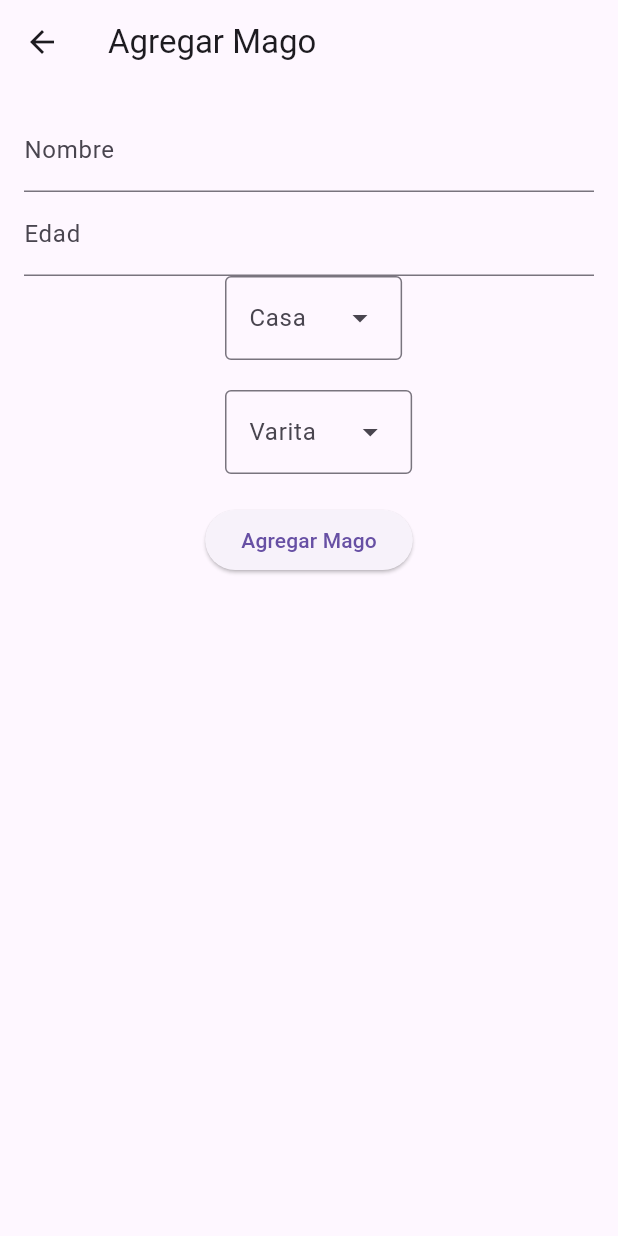
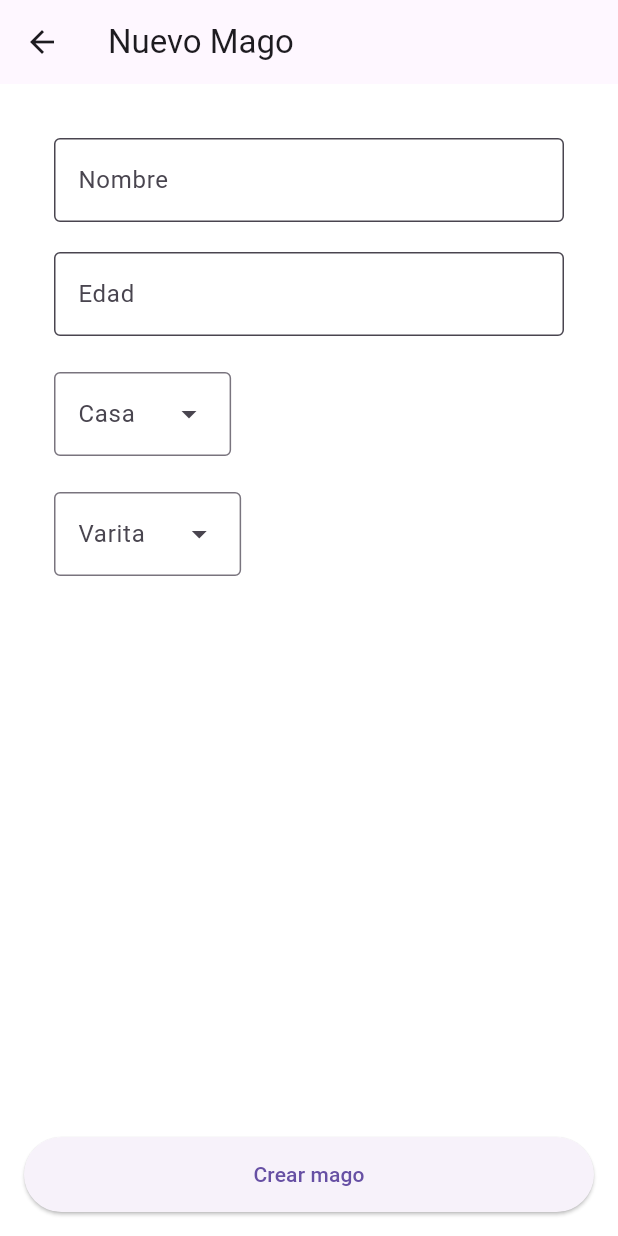
Before and after one commit to olga3emes/hogwarts_crud2, a Flutter app: the WizardListScreen screen opened directly, after a tap on the "add" icon, on a phone screen of 412 x 824 dp. Run offline on Flutter 3.47's test engine with Material 3 defaults, Android fonts, the phone set to English and light mode, and no system bars; our stand-ins replace supabase_flutter; accounts and stored records are empty.

Commit message:
Encontrar el error

```diff
--- a/lib/screens/wizard_form_screen.dart
+++ b/lib/screens/wizard_form_screen.dart
@@ -1,40 +1,38 @@
 import 'package:flutter/material.dart';
-import 'package:hogwarts_crud2/models/house.dart';
-import 'package:hogwarts_crud2/services/wand_service.dart';
 import '../models/wizard.dart';
+import '../models/house.dart';
 import '../models/wand.dart';
-import '../models/house.dart';
 import '../services/wizard_service.dart';
 import '../services/house_service.dart';
 import '../services/wand_service.dart';
 
-import 'wizard_list_screen.dart';
+class WizardFormScreen extends StatefulWidget {
+  final Wizard? wizard;
+  final VoidCallback onSaved;
 
-class WizardFormScreen extends StatefulWidget {
-  final Wizard? wizard; // Si es null, es para crear. Si no, para editar.
-  final VoidCallback
-  onSave; // Callback para refrescar la lista después de guardar.
-
-  const WizardFormScreen({super.key, this.wizard, required this.onSave});
+  const WizardFormScreen({super.key, this.wizard, required this.onSaved});
 
   @override
   State<WizardFormScreen> createState() => _WizardFormScreenState();
 }
 
 class _WizardFormScreenState extends State<WizardFormScreen> {
-  final service = WizardService();
+// Controladores para los campos de texto
   final nameCtrl = TextEditingController();
   final ageCtrl = TextEditingController();
-  final houseCtrl = TextEditingController();
-  final wandWoodCtrl = TextEditingController();
-  final wandCoreCtrl = TextEditingController();
+  // Servicios para manejar datos de magos, casas y varitas
 
-  final WandService wandService = WandService();
-  final HouseService houseService = HouseService();
+  final formKey = GlobalKey<FormState>();
+
+  final wizardService = WizardService();
+  final houseService = HouseService();
+  final wandService = WandService();
+
+//Lista de casas y varitas para los dropdowns
   List<House> houses = [];
   List<Wand> wands = [];
 
-  // Vamos a cargar las casas y varitas para mostrarlas en los dropdowns
+//Variables para guardar la selección actual de los dropdowns
   String? selectedHouseId;
   String? selectedWandId;
 
@@ -45,8 +43,8 @@ class _WizardFormScreenState extends State<WizardFormScreen> {
   }
 
   Future<void> loadData() async {
-    final houses = await houseService.getHouses();
-    final wands = await wandService.getWands();
+    houses = await houseService.getHouses();
+    wands = await wandService.getWands();
 
     if (widget.wizard != null) {
       final w = widget.wizard!;
@@ -56,14 +54,13 @@ class _WizardFormScreenState extends State<WizardFormScreen> {
       selectedWandId = w.wandId;
     }
 
-    if(mounted) { // Verificamos que el widget sigue en pantalla antes de actualizar el estado
-      setState(() {});
-    }
+    if (mounted) setState(() {});
   }
 
   @override
   Widget build(BuildContext context) {
     final isEdit = widget.wizard != null;
+
     // Tema local para dar formato tipo TextField a los DropdownMenu
     final dropdownTheme = Theme.of(context).copyWith(
       inputDecorationTheme: const InputDecorationTheme(
@@ -77,49 +74,134 @@ class _WizardFormScreenState extends State<WizardFormScreen> {
     );
 
     return Scaffold(
-      appBar: AppBar(title: Text(isEdit ? 'Editar Mago' : 'Agregar Mago')),
-      body: Padding(
-        padding: const EdgeInsets.all(16.0),
-        child: Column(
-          children: [
-            TextField(
-              controller: nameCtrl,
-              decoration: const InputDecoration(labelText: 'Nombre'),
+      backgroundColor: Colors.white,
+      appBar: AppBar(title: Text(isEdit ? "Editar Mago" : "Nuevo Mago")),
+
+      // ------------------------------
+      // Botón FIJO abajo
+      // ------------------------------
+      bottomNavigationBar: SafeArea(
+        minimum: const EdgeInsets.all(16),
+        child: SizedBox(
+          height: 50,
+          width: double.infinity,
+          child: ElevatedButton(
+            onPressed: () async {
+              if (!formKey.currentState!.validate()) return;
+
+              final name = nameCtrl.text;
+              final age = int.parse(ageCtrl.text);
+
+              if (isEdit) {
+                await wizardService.updateWizard(
+                  widget.wizard!.id,
+                  name,
+                  age,
+                  selectedHouseId,
+                  selectedWandId,
+                );
+              } else {
+                await wizardService.addWizard(
+                  name,
+                  age,
+                  selectedHouseId ?? "",
+                  selectedWandId ?? "",
+                );
+              }
+
+              if (!mounted) return;
+              widget.onSaved();
+              Navigator.of(context).pop();
+            },
+            child: Text(isEdit ? "Guardar cambios" : "Crear mago"),
           ),
-            TextField(
-              controller: ageCtrl,
-              decoration: const InputDecoration(labelText: 'Edad'),
-              keyboardType: TextInputType.number,
+        ),
       ),
 
+      // ------------------------------
+      // FORMULARIO SCROLLEABLE
+      // ------------------------------
+      body: Padding(
+        padding: const EdgeInsets.all(16),
+
+        child: SingleChildScrollView(
+          child: Container(
+            padding: const EdgeInsets.all(20),
+            decoration: BoxDecoration(
+              color: Colors.white, // Fondo blanco limpio
+            ),
+
+            child: Form(
+              key: formKey,
+              child: Column(
+                crossAxisAlignment: CrossAxisAlignment.stretch,
+
+                children: [
+                  // Nombre
+                  TextFormField(
+                    controller: nameCtrl,
+                    decoration: const InputDecoration(
+                      labelText: "Nombre",
+                      filled: true,
+                      fillColor: Colors.white,
+                      border: OutlineInputBorder(),
+                    ),
+                    validator: (v) =>
+                        v == null || v.trim().isEmpty ? "Obligatorio" : null,
+                  ),
+
+                  const SizedBox(height: 20),
+
+                  // Edad
+                  TextFormField(
+                    controller: ageCtrl,
+                    decoration: const InputDecoration(
+                      labelText: "Edad",
+                      filled: true,
+                      fillColor: Colors.white,
+                      border: OutlineInputBorder(),
+                    ),
+                    keyboardType: TextInputType.number,
+                    validator: (v) {
+                      if (v == null || v.trim().isEmpty) return "Obligatorio";
+                      final n = int.tryParse(v);
+                      return (n == null || n <= 0) ? "Edad inválida" : null;
+                    },
+                  ),
+
+                  const SizedBox(height: 24),
+
+                  // CASA — sin expanded y a ancho completo
                   Theme(
                     data: dropdownTheme,
                     child: DropdownMenu<String>(
                       initialSelection: selectedHouseId,
                       label: const Text("Casa"),
+
                       menuStyle: MenuStyle(
                         backgroundColor: WidgetStateProperty.all(Colors.white),
                         padding: WidgetStateProperty.all(const EdgeInsets.all(8)),
                       ),
 
                       dropdownMenuEntries: houses
-                    .map(
-                      (h) =>
-                          DropdownMenuEntry<String>(value: h.id, label: h.name),
-                    )
+                          .map((h) =>
+                              DropdownMenuEntry<String>(value: h.id, label: h.name))
                           .toList(),
 
-                onSelected: (value) => setState(() => selectedHouseId = value),
+                      onSelected: (value) =>
+                          setState(() => selectedHouseId = value),
                     ),
                   ),
-            const SizedBox(height: 20),
 
-            //--------------------------------
+                  const SizedBox(height: 24),
+
+                  // VARITA — igual estilo
                   Theme(
                     data: dropdownTheme,
                     child: DropdownMenu<String>(
                       initialSelection: selectedWandId,
                       label: const Text("Varita"),
+
                       menuStyle: MenuStyle(
                         backgroundColor: WidgetStateProperty.all(Colors.white),
                         padding: WidgetStateProperty.all(const EdgeInsets.all(8)),
@@ -129,41 +211,21 @@ class _WizardFormScreenState extends State<WizardFormScreen> {
                           .map(
                             (w) => DropdownMenuEntry<String>(
                               value: w.id,
-                        label: w.wood + " - " + w.core,
+                              label: "${w.wood} - ${w.core}",
                             ),
                           )
                           .toList(),
 
-                onSelected: (value) => setState(() => selectedWandId = value),
+                      onSelected: (value) =>
+                          setState(() => selectedWandId = value),
                     ),
                   ),
-            const SizedBox(height: 20),
-            ElevatedButton(
-              child: Text(isEdit ? 'Guardar Cambios' : 'Agregar Mago'),
-              onPressed: () async {
-                final name = nameCtrl.text;
-                final age = int.tryParse(ageCtrl.text) ?? 0;
-                if (isEdit) {
-                  await service.updateWizard(
-                    widget.wizard!.id,
-                    name,
-                    age,
-                    selectedHouseId ?? "",
-                    selectedWandId ?? "",
-                  );
-                } else {
-                  await service.addWizard(
-                    name,
-                    age,
-                    selectedHouseId ?? "",
-                    selectedWandId ?? "",
-                  );
-                }
-                widget.onSave(); // Refrescar la lista
-                Navigator.pop(context); // Volver a la pantalla anterior
-              },
+
+                  const SizedBox(height: 80), // deja hueco para el botón fijo
+                ],
               ),
-          ],
+            ),
+          ),
         ),
       ),
     );
```
Also changed, not shown: lib/screens/wizard_list_screen.dart (+115 -23 lines). Lines whose indentation alone changed are shown as unchanged.
